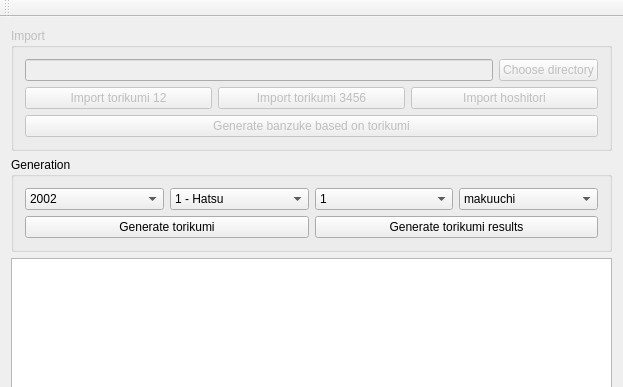
Before: the Qt Designer form mainwindow.ui in akdtg/ozumo, drawn with Qt 5; both pictures show x 0 to 623 and y 0 to 387 of the 623 by 564 pixel window.
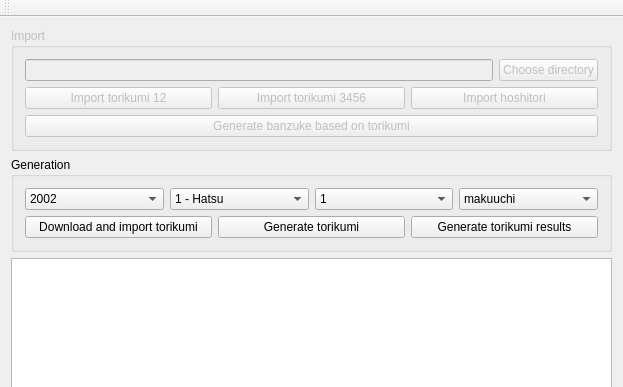
After: the same form once the commit is applied.

Commit message: basic "download torikumi" function implemented

```diff
--- a/mainwindow.ui
+++ b/mainwindow.ui
@@ -297,6 +297,13 @@
        </item>
        <item row="1" column="0">
         <layout class="QHBoxLayout" name="horizontalLayout_2">
+         <item>
+          <widget class="QPushButton" name="pushButton_downloadTorikumi">
+           <property name="text">
+            <string>Download and import torikumi</string>
+           </property>
+          </widget>
+         </item>
          <item>
           <widget class="QPushButton" name="pushButton_generateTorikumi">
            <property name="text">
```
The commit also changes 2 other files.
